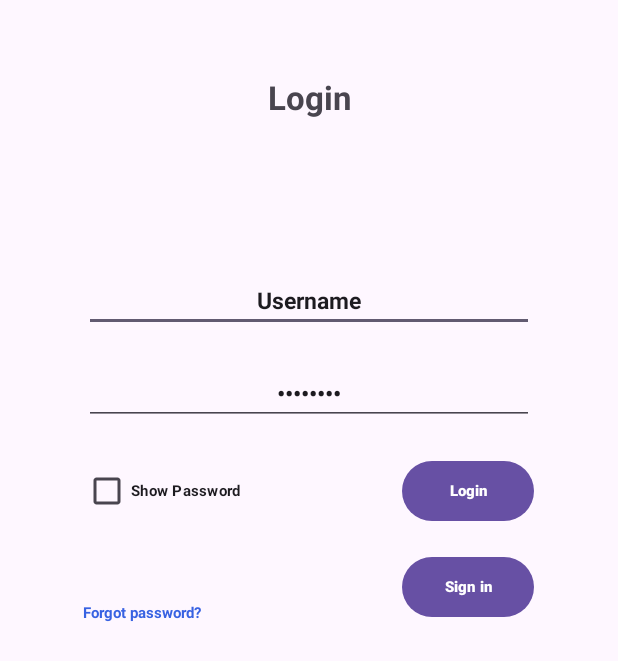
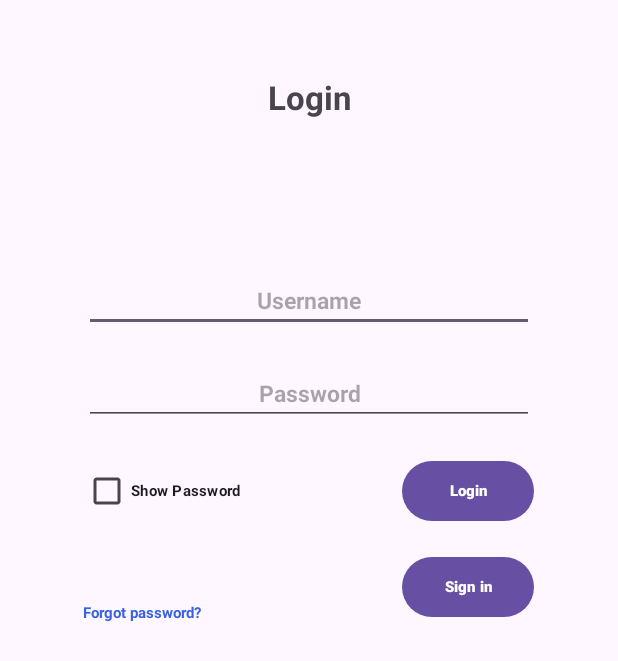
Before and after one commit to sarahdadoun01/JJSM-Information-System-Final, an Android app: the LoginActivity screen opened directly, with no data from a screen before it, on a phone screen of 412 x 824 dp. Shown: the top 661 px of the screen. Run offline under Robolectric (Android 15) with nearby library versions, the phone set to English and light mode, and no system bars; our stand-ins replace Firebase (no records; nobody signed in at launch, a user with empty details on screens opened directly).

Commit message:
Added Login Functionality and created the Forgot password function, create account function and show password function. Need to create the pages for the Forgot Password and Create account page

```diff
--- a/app/src/main/java/com/example/jjsm_information_system_final/LoginActivity.java
+++ b/app/src/main/java/com/example/jjsm_information_system_final/LoginActivity.java
@@ -1,14 +1,46 @@
 package com.example.jjsm_information_system_final;
 
+import android.content.ClipboardManager;
+import android.content.Intent;
+import android.content.SharedPreferences;
 import android.os.Bundle;
+import android.service.autofill.UserData;
+import android.text.InputType;
+import android.view.View;
+import android.widget.Button;
+import android.widget.CheckBox;
+import android.widget.EditText;
+import android.widget.TextView;
+import android.widget.Toast;
 
 import androidx.activity.EdgeToEdge;
+import androidx.annotation.NonNull;
 import androidx.appcompat.app.AppCompatActivity;
 import androidx.core.graphics.Insets;
 import androidx.core.view.ViewCompat;
 import androidx.core.view.WindowInsetsCompat;
 
-public class LoginActivity extends AppCompatActivity {
+import com.google.android.material.snackbar.Snackbar;
+import com.google.firebase.database.DataSnapshot;
+import com.google.firebase.database.DatabaseError;
+import com.google.firebase.database.DatabaseReference;
+import com.google.firebase.database.FirebaseDatabase;
+import com.google.firebase.database.ValueEventListener;
+
+import model.Users;
+
+public class LoginActivity extends AppCompatActivity implements View.OnClickListener {
+
+    private static final String PREFS_NAME = "MyAppPrefs";
+    private static final String KEY_USER_ID = "userId";
+    private static final String KEY_LAST_ACTIVITY = "lastActivity";
+
+    private Button btnLogin, btnCreateAccount;
+    private EditText etUserId, etPassword;
+    private CheckBox cbHide;
+    private TextView tvForgotPassword;
+
+    private DatabaseReference userDb;
 
     @Override
     protected void onCreate(Bundle savedInstanceState) {
@@ -20,5 +52,115 @@ public class LoginActivity extends AppCompatActivity {
             v.setPadding(systemBars.left, systemBars.top, systemBars.right, systemBars.bottom);
             return insets;
         });
+        initialize();
+    }
+
+    private void initialize(){
+        tvForgotPassword = findViewById(R.id.tvForgotPassword);
+
+        btnLogin = findViewById(R.id.btnLogin);
+        btnCreateAccount = findViewById(R.id.btnCreateAccount);
+
+        etPassword = findViewById(R.id.etPassword);
+        etUserId = findViewById(R.id.etUserId);
+
+        cbHide = findViewById(R.id.cbHide);
+
+        btnLogin.setOnClickListener(this);
+        btnCreateAccount.setOnClickListener(this);
+        tvForgotPassword.setOnClickListener(this);
+        cbHide.setOnCheckedChangeListener(((buttonView, isChecked) -> showPassword(isChecked)));
+
+        userDb = FirebaseDatabase.getInstance().getReference("User");
+
+        disablePaste(etUserId);
+        disablePaste(etPassword);
+    }
+
+    @Override
+    public void onClick(View v) {
+        int id = v.getId();
+
+        if (id == R.id.btnLogin) login(v);
+        if (id == R.id.btnCreateAccount) createAccount(v);
+        if (id == R.id.tvForgotPassword) forgotPassword(v);
+    }
+
+    private void showPassword(boolean isChecked){
+        if (isChecked){
+            etPassword.setInputType(InputType.TYPE_CLASS_TEXT |InputType.TYPE_TEXT_VARIATION_VISIBLE_PASSWORD);
+        } else {
+            etPassword.setInputType(InputType.TYPE_CLASS_TEXT |InputType.TYPE_TEXT_VARIATION_PASSWORD);
+        }
+        etPassword.setSelection(etPassword.getText().length());
+    }
+
+    private void disablePaste(EditText et) {
+        et.setLongClickable(false);
+        et.setOnTouchListener((v, event) ->{
+            ClipboardManager clipboard = (ClipboardManager) getSystemService(CLIPBOARD_SERVICE);
+            if (clipboard.hasPrimaryClip()){
+                clipboard.clearPrimaryClip();
+            }
+            return false;
+        });
+    }
+
+    private void login(View v){
+        try {
+            int userId = Integer.parseInt(etUserId.getText().toString());
+            String password = etPassword.getText().toString();
+
+            DatabaseReference userRef = userDb.child(String.valueOf(userId));
+
+            userRef.addListenerForSingleValueEvent(new ValueEventListener() {
+                @Override
+                public void onDataChange(@NonNull DataSnapshot snapshot) {
+                    if (snapshot.exists()) {
+                        String storedPassword = snapshot.child("password").getValue(String.class);
+
+                        if (storedPassword != null && storedPassword.equals(password)){
+                            Users user = new Users(userId, password);
+
+                            SharedPreferences sharedPreferences = getSharedPreferences(PREFS_NAME
+                                    , MODE_PRIVATE);
+                            SharedPreferences.Editor editor = sharedPreferences.edit();
+                            editor.putInt(KEY_USER_ID,userId);
+                            editor.putLong(KEY_LAST_ACTIVITY, System.currentTimeMillis());
+                            editor.apply();
+
+                            Intent intent = new Intent(LoginActivity.this, MainActivity.class);
+                            intent.putExtra("userId",userId);
+                            startActivity(intent);
+                            finish();
+                        } else {
+                            Snackbar.make(v, "Error. Password Invalid", Snackbar.LENGTH_LONG).show();
+                        }
+                    } else {
+                        Snackbar.make(v, "Error. User Id not found.", Snackbar.LENGTH_LONG).show();
+                    }
+                }
+
+                @Override
+                public void onCancelled(@NonNull DatabaseError error) {
+                    Toast.makeText(LoginActivity.this, "Database Error: "+ error.getMessage(),
+                            Toast.LENGTH_LONG).show();
+                }
+            });
+        } catch (NumberFormatException e) {
+            Toast.makeText(this, "Invalid User ID", Toast.LENGTH_LONG).show();
+        } catch (Exception e) {
+            Toast.makeText(this, e.getMessage(), Toast.LENGTH_LONG).show();
+        }
+    }
+
+    private void forgotPassword(View v) {
+        Intent intent = new Intent(LoginActivity.this, ForgotPassword.class);
+        startActivity(intent);
+    }
+
+    private void createAccount(View v) {
+        Intent intent = new Intent(LoginActivity.this, CreateAccount.class);
+        startActivity(intent);
     }
 }
--- a/app/src/main/java/model/Users.java
+++ b/app/src/main/java/model/Users.java
@@ -7,7 +7,7 @@ public class Users {
     private String username;
     private String role;
 
-    public Users(int id, String name, String password, String username, String role){
+    public Users(int id, String password){
         this.id = id;
         this.name = name;
         this.username = username;
--- a/app/src/main/res/layout/activity_login.xml
+++ b/app/src/main/res/layout/activity_login.xml
@@ -20,11 +20,11 @@
         app:layout_constraintTop_toTopOf="parent"/>
 
     <EditText
-        android:id="@+id/etUsername"
+        android:id="@+id/etUserId"
         android:layout_width="300dp"
         android:layout_height="wrap_content"
         android:inputType="text"
-        android:text="Username"
+        android:hint="Username"
         android:textStyle="bold"
         android:textSize="15sp"
         android:textAlignment="center"
@@ -38,14 +38,14 @@
         android:layout_width="300dp"
         android:layout_height="wrap_content"
         android:inputType="textPassword"
-        android:text="Password"
+        android:hint="Password"
         android:textSize="15sp"
         android:textStyle="bold"
         android:textAlignment="center"
         android:layout_marginTop="20dp"
         app:layout_constraintStart_toStartOf="parent"
         app:layout_constraintEnd_toEndOf="parent"
-        app:layout_constraintTop_toBottomOf="@+id/etUsername"/>
+        app:layout_constraintTop_toBottomOf="@+id/etUserId"/>
 
     <CheckBox
         android:id="@+id/cbHide"
```
